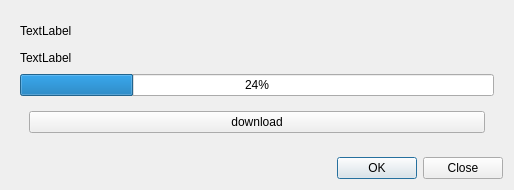
Qt form src/updatedialog.ui (coolshou/qterminal) before a commit.
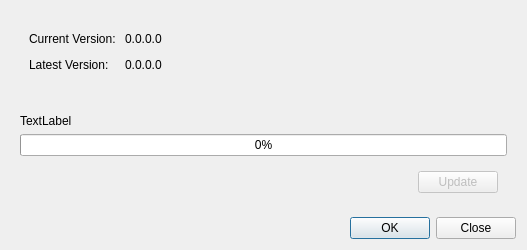
The same form after that commit.

The edit to the form file:
```diff
--- a/src/updatedialog.ui
+++ b/src/updatedialog.ui
@@ -9,8 +9,8 @@
    <rect>
     <x>0</x>
     <y>0</y>
-    <width>514</width>
-    <height>190</height>
+    <width>527</width>
+    <height>232</height>
    </rect>
   </property>
   <property name="windowTitle">
@@ -21,10 +21,68 @@
     <widget class="QWidget" name="widget" native="true">
      <layout class="QVBoxLayout" name="verticalLayout_2">
       <item>
-       <widget class="QLabel" name="infoLabel">
-        <property name="text">
-         <string>TextLabel</string>
-        </property>
+       <widget class="QWidget" name="widget_3" native="true">
+        <layout class="QGridLayout" name="gridLayout">
+         <item row="0" column="0">
+          <widget class="QLabel" name="currentVersionLabel">
+           <property name="text">
+            <string>Current Version: </string>
+           </property>
+          </widget>
+         </item>
+         <item row="0" column="1">
+          <widget class="QLabel" name="currentVersion">
+           <property name="text">
+            <string>0.0.0.0</string>
+           </property>
+          </widget>
+         </item>
+         <item row="0" column="2">
+          <spacer name="horizontalSpacer">
+           <property name="orientation">
+            <enum>Qt::Horizontal</enum>
+           </property>
+           <property name="sizeHint" stdset="0">
+            <size>
+             <width>40</width>
+             <height>20</height>
+            </size>
+           </property>
+          </spacer>
+         </item>
+         <item row="1" column="0">
+          <widget class="QLabel" name="latestVersionLabel">
+           <property name="text">
+            <string>Latest Version: </string>
+           </property>
+          </widget>
+         </item>
+         <item row="1" column="1">
+          <widget class="QLabel" name="latestVersion">
+           <property name="text">
+            <string>0.0.0.0</string>
+           </property>
+          </widget>
+         </item>
+         <item row="1" column="2">
+          <spacer name="horizontalSpacer_3">
+           <property name="orientation">
+            <enum>Qt::Horizontal</enum>
+           </property>
+           <property name="sizeHint" stdset="0">
+            <size>
+             <width>492</width>
+             <height>20</height>
+            </size>
+           </property>
+          </spacer>
+         </item>
+        </layout>
+       </widget>
+      </item>
+      <item>
+       <widget class="QWidget" name="widget_4" native="true">
+        <layout class="QHBoxLayout" name="horizontalLayout_3"/>
        </widget>
       </item>
       <item>
@@ -37,17 +95,33 @@
       <item>
        <widget class="QProgressBar" name="progressBar">
         <property name="value">
-         <number>24</number>
+         <number>0</number>
         </property>
        </widget>
       </item>
       <item>
        <widget class="QWidget" name="widget_2" native="true">
-        <layout class="QHBoxLayout" name="horizontalLayout" stretch="1">
+        <layout class="QHBoxLayout" name="horizontalLayout" stretch="1,0">
          <item>
-          <widget class="QPushButton" name="downloadButton">
+          <spacer name="horizontalSpacer_2">
+           <property name="orientation">
+            <enum>Qt::Horizontal</enum>
+           </property>
+           <property name="sizeHint" stdset="0">
+            <size>
+             <width>40</width>
+             <height>20</height>
+            </size>
+           </property>
+          </spacer>
+         </item>
+         <item>
+          <widget class="QPushButton" name="updateButton">
+           <property name="enabled">
+            <bool>false</bool>
+           </property>
            <property name="text">
-            <string>download</string>
+            <string>Update</string>
            </property>
           </widget>
          </item>
```
